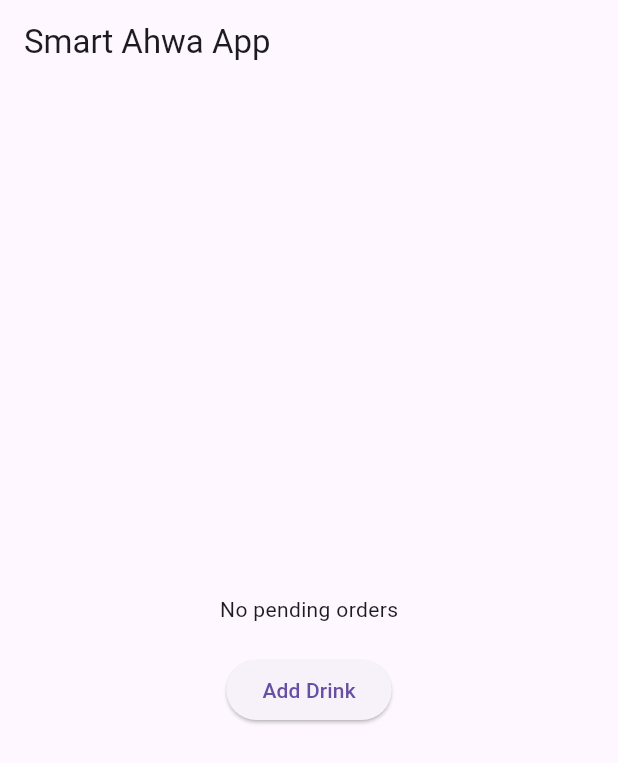
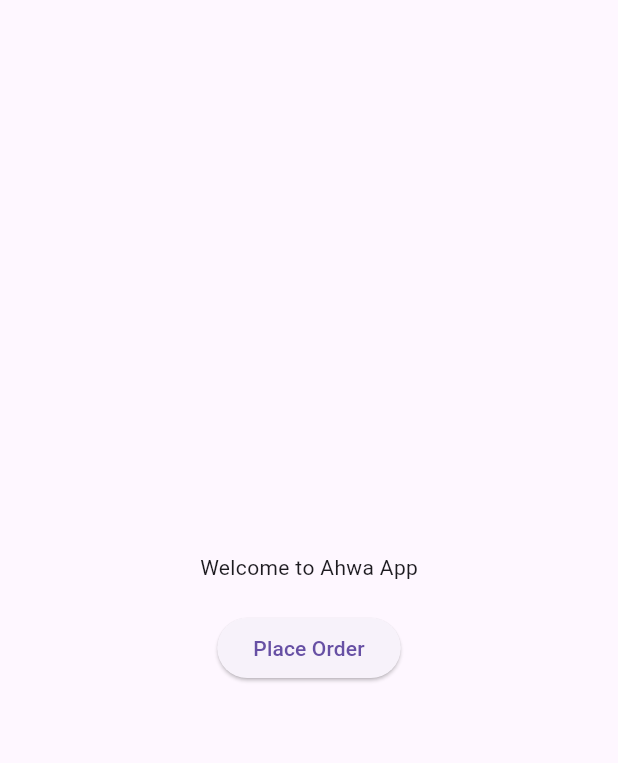
Before and after one commit to zicoovic/ahwa_app_new, a Flutter app: the screen it shows after launch, on a phone screen of 412 x 824 dp. Shown: the top 763 px of the screen. Run offline on Flutter 3.47's test engine with Material 3 defaults, Android fonts, the phone set to English and light mode, and no system bars.

Commit message:
first commit

```diff
--- a/lib/main.dart
+++ b/lib/main.dart
@@ -1,5 +1,5 @@
+import 'package:ahwa_app_new/screens/order_screen.dart';
 import 'package:ahwa_app_new/screens/pending_screen.dart';
-import 'package:ahwa_app_new/widgets/custom_bottom_sheet.dart';
 
 import 'package:flutter/material.dart';
 
@@ -7,63 +7,34 @@ void main() {
   runApp(const MainApp());
 }
 
-class MainApp extends StatefulWidget {
+class MainApp extends StatelessWidget {
   const MainApp({super.key});
 
-  @override
-  State<MainApp> createState() => _MainAppState();
-}
-
-class _MainAppState extends State<MainApp> {
   @override
   Widget build(BuildContext context) {
     return MaterialApp(
       debugShowCheckedModeBanner: false,
-      home: Builder(
-        builder: (context) {
-          return Scaffold(
-            appBar: AppBar(title: Text('Smart Ahwa App')),
-            body: drinks.isEmpty
-                ? Center(
+      home: Scaffold(
+        body: Center(
           child: Column(
             mainAxisAlignment: MainAxisAlignment.center,
             children: [
-                        Text('No pending orders'),
+              Text('Welcome to Ahwa App'),
               SizedBox(height: 20),
-                        ElevatedButton(
-                          onPressed: () async {
-                            await customBottom(context);
-                            setState(() {});
-                          },
-                          child: Text('Add Drink'),
-                        ),
-                      ],
-                    ),
-                  )
-                : Center(
-                    child: Column(
-                      mainAxisAlignment: MainAxisAlignment.center,
-                      children: [
-                        Text('You have ${drinks.length} pending orders'),
-                        SizedBox(height: 20),
-                        Icon(Icons.pending_actions, size: 50),
-                        SizedBox(height: 20),
-                        ElevatedButton(
+              Builder(
+                builder: (context) => ElevatedButton(
                   onPressed: () {
-                            Navigator.push(
+                    Navigator.pushReplacement(
                       context,
-                              MaterialPageRoute(
-                                builder: (context) => PendingScreen(),
-                              ),
+                      MaterialPageRoute(builder: (_) => const OrderScreen()),
                     );
                   },
-                          child: Text('pending orders'),
+                  child: Text('Place Order'),
+                ),
               ),
             ],
           ),
         ),
-          );
-        },
       ),
     );
   }
--- a/lib/models/order_model.dart
+++ b/lib/models/order_model.dart
@@ -1,8 +1,8 @@
 class Order {
-  final String id;
   final String name;
   final String drink;
-  final String notes;
+  String? notes;
+  bool isCompleted;
 
-  Order(this.id, this.name, this.drink, this.notes);
+  Order(this.name, this.drink, this.notes, {this.isCompleted = false});
 }
--- a/lib/widgets/custom_bottom_sheet.dart
+++ b/lib/widgets/custom_bottom_sheet.dart
@@ -45,10 +45,10 @@ Future<dynamic> customBottom(BuildContext context) {
                 onPressed: () {
                   drinks.add(
                     Order(
-                      DateTime.now().millisecondsSinceEpoch.toString(),
                       nameController.text,
                       drinkController.text,
                       notesController.text,
+                      isCompleted: false,
                     ),
                   );
                   nameController.clear();
@@ -56,6 +56,9 @@ Future<dynamic> customBottom(BuildContext context) {
                   notesController.clear();
                   Navigator.of(context).pushReplacement(
                     MaterialPageRoute(builder: (context) => PendingScreen()),
+                  );
+                  ScaffoldMessenger.of(context).showSnackBar(
+                    SnackBar(content: Text('Drink added successfully!')),
                   );
                 },
                 child: Text('Add Drink'),
```
Also changed, not shown: lib/screens/order_screen.dart (added, +60 -0 lines), lib/screens/pending_screen.dart (+16 -4 lines). Lines whose indentation alone changed are shown as unchanged.
